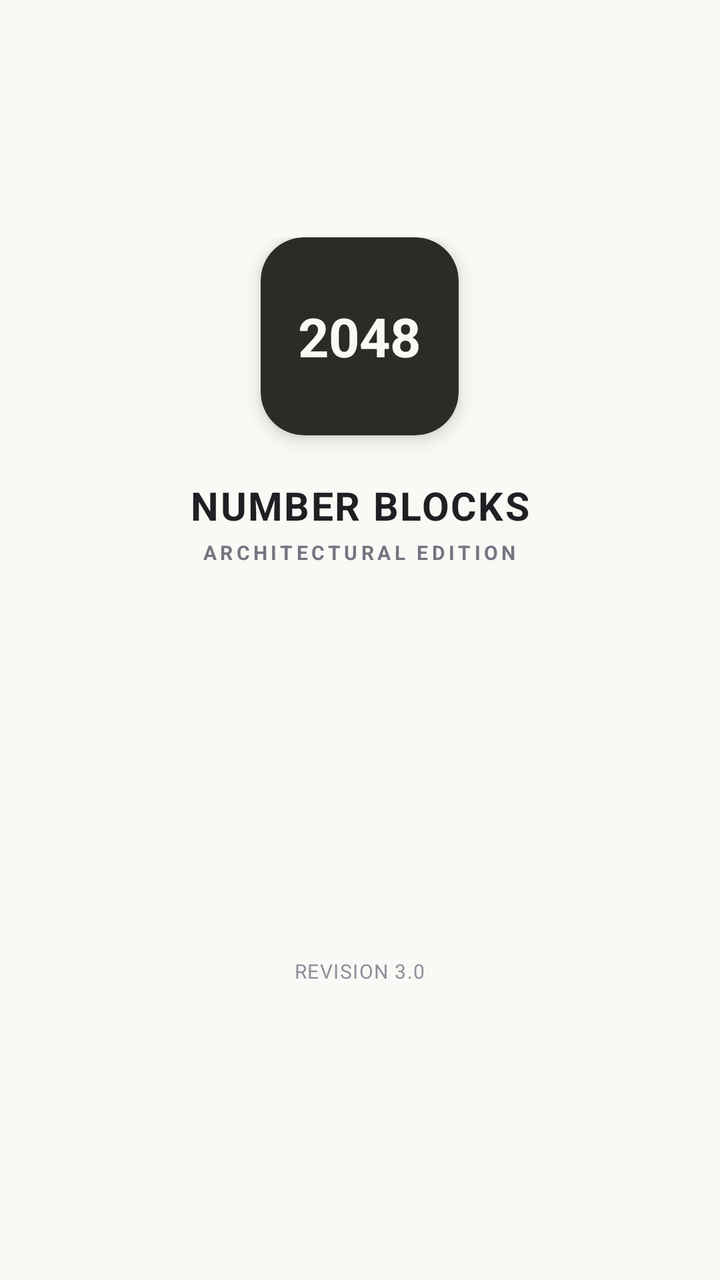
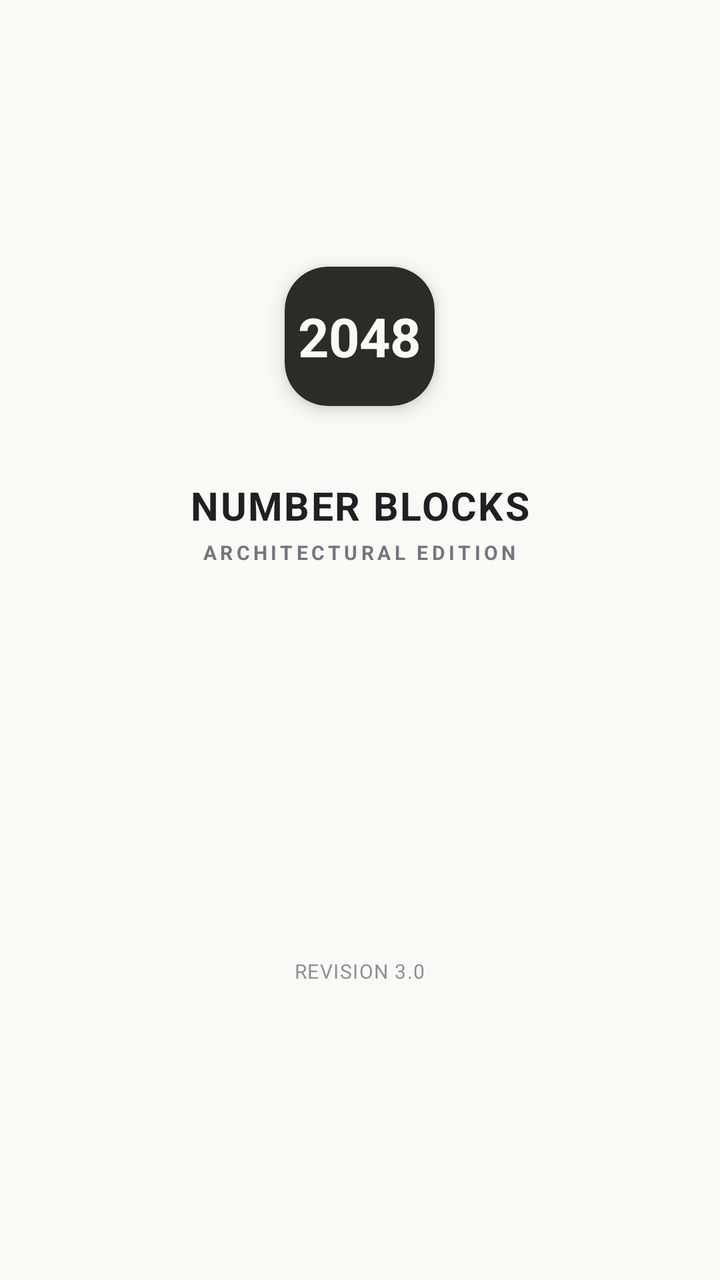

The first picture is an Android layout as it rendered before a commit; the second is the same layout after the commit. The layout source and the unified diff follow.
<!-- AndroidManifest.xml: application theme Theme.NumberBlocks -->
<!-- res/layout/activity_splash.xml -->
<?xml version="1.0" encoding="utf-8"?>
<RelativeLayout xmlns:android="http://schemas.android.com/apk/res/android"
    xmlns:app="http://schemas.android.com/apk/res-auto"
    android:id="@+id/splash_root"
    android:layout_width="match_parent"
    android:layout_height="match_parent"
    android:background="#FAF9F6"
    android:gravity="center">

    
    <LinearLayout
        android:id="@+id/center_container"
        android:layout_width="wrap_content"
        android:layout_height="wrap_content"
        android:layout_centerInParent="true"
        android:gravity="center"
        android:orientation="vertical">

        
        <com.google.android.material.card.MaterialCardView
            android:id="@+id/splash_tile"
            android:layout_width="@dimen/dp_110"
            android:layout_height="@dimen/dp_110"
            app:cardBackgroundColor="#2C2B28"
            app:cardCornerRadius="@dimen/dp_24"
            app:cardElevation="@dimen/dp_6"
            app:strokeWidth="0dp">

            <FrameLayout
                android:layout_width="match_parent"
                android:layout_height="match_parent">

                <TextView
                    android:layout_width="wrap_content"
                    android:layout_height="wrap_content"
                    android:layout_gravity="center"
                    android:text="@string/title_2048"
                    android:textColor="#FAF9F6"
                    android:textSize="@dimen/sp_30"
                    android:textStyle="bold" />
            </FrameLayout>
        </com.google.android.material.card.MaterialCardView>

        
        <TextView
            android:id="@+id/splash_title"
            android:layout_width="wrap_content"
            android:layout_height="wrap_content"
            android:layout_marginTop="@dimen/dp_24"
            android:letterSpacing="0.04"
            android:text="NUMBER BLOCKS"
            android:textColor="#1E2024"
            android:textSize="@dimen/sp_22"
            android:textStyle="bold" />

        
        <TextView
            android:id="@+id/splash_subtitle"
            android:layout_width="wrap_content"
            android:layout_height="wrap_content"
            android:layout_marginTop="@dimen/dp_4"
            android:letterSpacing="0.18"
            android:text="ARCHITECTURAL EDITION"
            android:textColor="#737680"
            android:textSize="@dimen/sp_11"
            android:textStyle="bold" />
    </LinearLayout>

    
    <TextView
        android:layout_width="wrap_content"
        android:layout_height="wrap_content"
        android:layout_alignParentBottom="true"
        android:layout_centerHorizontal="true"
        android:layout_marginBottom="@dimen/dp_32"
        android:letterSpacing="0.05"
        android:text="REVISION 3.0"
        android:textColor="#8C909A"
        android:textSize="@dimen/sp_11" />

</RelativeLayout>
<!-- resources referenced by this layout -->
<resources>
  <dimen name="dp_110">110.00dp</dimen>
  <dimen name="dp_24">24.00dp</dimen>
  <dimen name="dp_32">32.00dp</dimen>
  <dimen name="dp_4">4.00dp</dimen>
  <dimen name="dp_6">6.00dp</dimen>
  <dimen name="sp_11">11.00sp</dimen>
  <dimen name="sp_22">22.00sp</dimen>
  <dimen name="sp_30">30.00sp</dimen>
  <string name="title_2048">2048</string>
  <style name="Theme.NumberBlocks" parent="Theme.MaterialComponents.DayNight.NoActionBar">
          <item name="colorPrimary">@color/primary</item>
          <item name="colorPrimaryVariant">@color/primary_variant</item>
          <item name="colorSecondary">@color/secondary</item>
          <item name="android:statusBarColor">@color/background</item>
          <item name="android:navigationBarColor">@color/background</item>
          <item name="android:windowBackground">@color/background</item>
          <item name="android:windowLightStatusBar">true</item>
      </style>
  <color name="primary">#1E2024</color>
  <color name="primary_variant">#161719</color>
  <color name="secondary">#5A5D66</color>
  <color name="background">#FAF9F6</color>
</resources>

<!-- the commit's change to res/layout/activity_splash.xml (unified diff, before → after) -->
@@ -5,6 +5,8 @@
     android:layout_width="match_parent"
     android:layout_height="match_parent"
     android:background="#FAF9F6"
+    android:clipChildren="false"
+    android:clipToPadding="false"
     android:gravity="center">
 
     
@@ -14,6 +16,8 @@
         android:layout_height="wrap_content"
         android:layout_centerInParent="true"
         android:gravity="center"
+        android:clipChildren="false"
+        android:clipToPadding="false"
         android:orientation="vertical">
 
         
@@ -24,6 +28,7 @@
             app:cardBackgroundColor="#2C2B28"
             app:cardCornerRadius="@dimen/dp_24"
             app:cardElevation="@dimen/dp_6"
+            app:cardUseCompatPadding="true"
             app:strokeWidth="0dp">
 
             <FrameLayout
